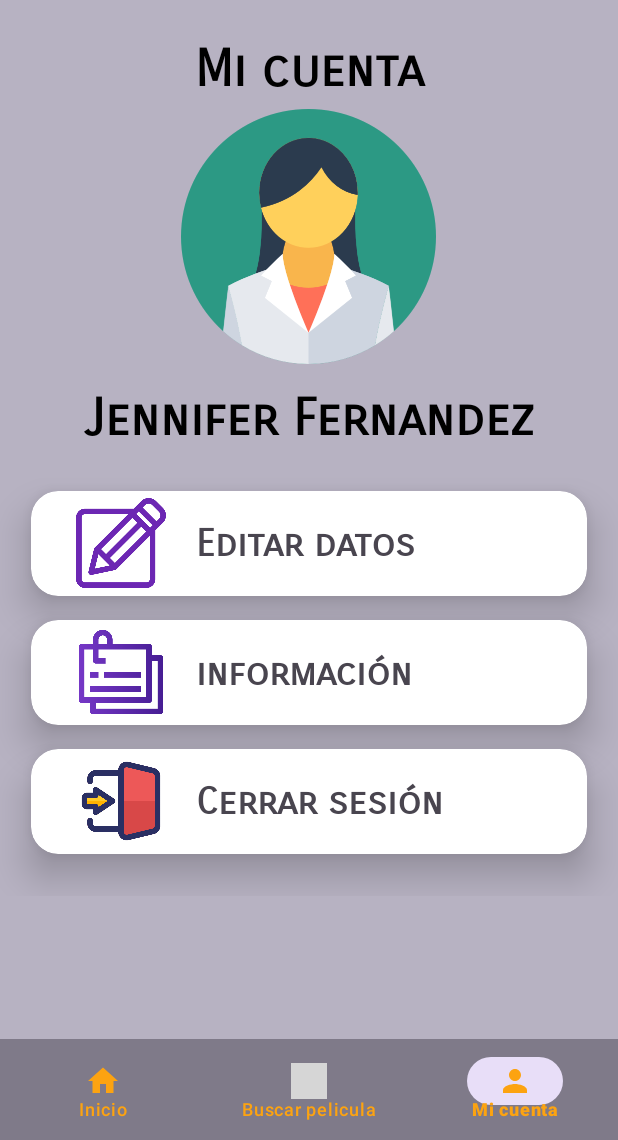
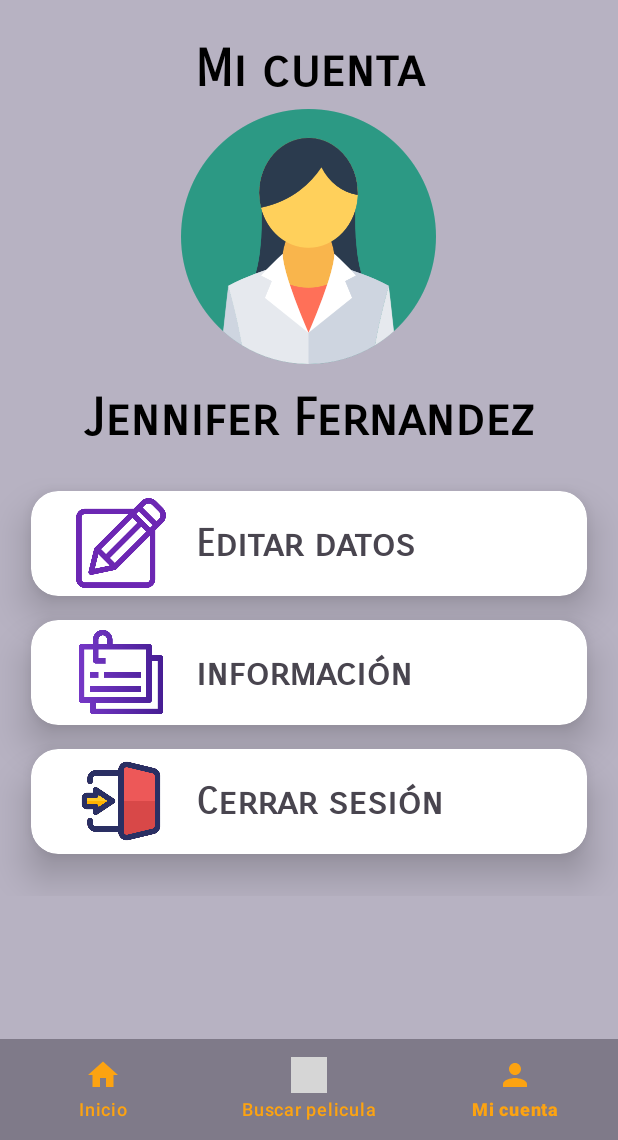
Before and after one commit to PauloRamos2255/ProyectoPeli2, an Android app: the MenuPeli screen opened directly, with no data from a screen before it, item 3 of the bottom bar chosen, on a phone screen of 412 x 824 dp, the part 96-1236 px from its top. Run offline under Robolectric (Android 15) with nearby library versions, the phone set to English and light mode, and no system bars; our stand-ins replace navigation-ui; pictures from the network do not load; 2 statements that could not run were skipped; grey boxes are pictures that could not be loaded.

Commit message:
git push

```diff
--- a/app/src/main/java/com/example/proyectopeli/ui/notifications/NotificationsFragment.java
+++ b/app/src/main/java/com/example/proyectopeli/ui/notifications/NotificationsFragment.java
@@ -1,6 +1,8 @@
 package com.example.proyectopeli.ui.notifications;
 
+import android.content.Context;
 import android.content.Intent;
+import android.content.SharedPreferences;
 import android.media.RouteListingPreference;
 import android.os.Bundle;
 import android.view.LayoutInflater;
@@ -19,6 +21,9 @@ import com.example.proyectopeli.LoginActivity;
 import com.example.proyectopeli.R;
 import com.example.proyectopeli.databinding.FragmentNotificationsBinding;
 
+import java.util.ArrayList;
+import java.util.List;
+
 
 public class NotificationsFragment extends Fragment {
 
@@ -26,6 +31,7 @@ public class NotificationsFragment extends Fragment {
     private NotificationsViewModel notificationsViewModel;
 
     UsuarioBLL bll = new UsuarioBLL();
+    Usuario usuario = new Usuario();
 
     TextView cuenta;
 
@@ -34,11 +40,17 @@ public class NotificationsFragment extends Fragment {
         notificationsViewModel = new ViewModelProvider(this).get(NotificationsViewModel.class);
 
         binding = FragmentNotificationsBinding.inflate(inflater, container, false);
+
+        SharedPreferences preferences = getActivity().getSharedPreferences("datos_usuario", Context.MODE_PRIVATE);
+        String correo= preferences.getString("USUARIO", "a@a.com");
         View root = binding.getRoot();
         cuenta = root.findViewById(R.id.txtCuenta);
         LinearLayout liner = root.findViewById(R.id.linertrans);
         LinearLayout poli = root.findViewById(R.id.linerpoli);
         LinearLayout cerrar = root.findViewById(R.id.cerrarS);
+        usuario = bll.Usuarios(correo);
+        cuenta.setText(usuario.getNombre() + usuario.getApellido());
+
 
         cerrar.setOnClickListener(new View.OnClickListener() {
             @Override
@@ -48,11 +60,6 @@ public class NotificationsFragment extends Fragment {
             }
         });
 
-        Bundle bundle = getArguments();
-        if (bundle != null) {
-            Usuario usuario = (Usuario) bundle.getSerializable("usuario");
-            cuenta.setText(usuario.getCorreo());
-        }
 
         poli.setOnClickListener(new View.OnClickListener() {
             @Override
--- a/app/src/main/res/layout/activity_menu_peli.xml
+++ b/app/src/main/res/layout/activity_menu_peli.xml
@@ -31,6 +31,7 @@
         android:id="@+id/nav_view"
         android:layout_width="match_parent"
         android:layout_height="67dp"
+        app:itemActiveIndicatorStyle="@color/black"
         android:background="@color/morado"
         app:itemIconTint="@color/amarillo"
         app:itemTextColor="@color/amarillo"
```
Also changed, not shown: app/src/main/java/com/example/proyectopeli/BLL/UsuarioBLL.java (+15 -10 lines), app/src/main/java/com/example/proyectopeli/LoginActivity.java (+12 -4 lines), app/src/main/java/com/example/proyectopeli/RegistrarActivity.java (+22 -19 lines).
